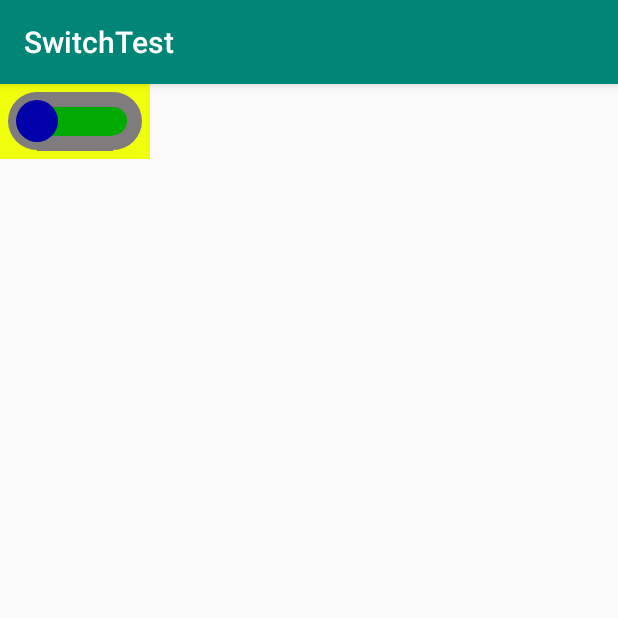
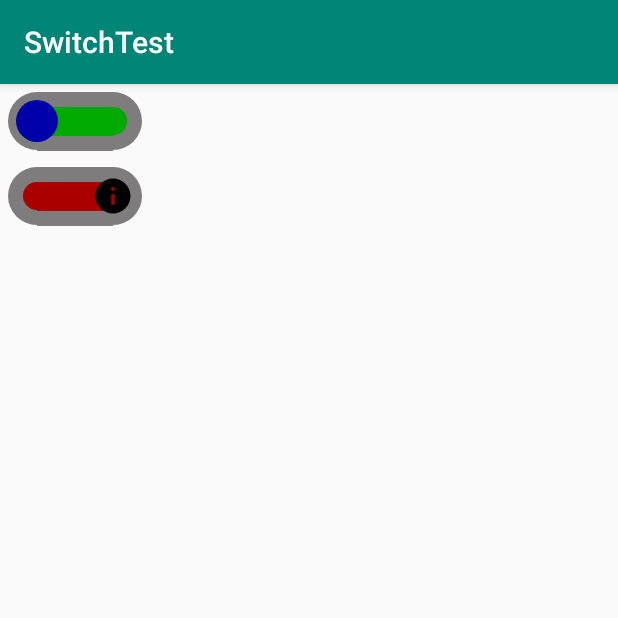
Before and after one commit to PYJTLK/Switch, an Android app: the screen it shows after launch (MainActivity), after a tap on an icon or button, on a phone screen of 412 x 824 dp, the top half of it. Run offline under Robolectric (Android 15) with nearby library versions, the phone set to English and light mode, and no system bars.

Commit message:
修改了测试代码

```diff
--- a/app/src/main/java/com/pyjtlk/switchtest/MainActivity.java
+++ b/app/src/main/java/com/pyjtlk/switchtest/MainActivity.java
@@ -27,8 +27,7 @@ public class MainActivity extends AppCompatActivity {
                 }else{
                     result = "关闭";
                 }
-
-                //Toast.makeText(MainActivity.this,result, Toast.LENGTH_SHORT).show();
+                Toast.makeText(MainActivity.this,result, Toast.LENGTH_SHORT).show();
             }
         });
     }
--- a/app/src/main/res/layout/activity_main.xml
+++ b/app/src/main/res/layout/activity_main.xml
@@ -5,14 +5,14 @@
     xmlns:tools="http://schemas.android.com/tools"
     android:layout_width="match_parent"
     android:layout_height="match_parent"
-    tools:context=".MainActivity">
+    tools:context=".MainActivity"
+    android:orientation="vertical">
 
     <com.pyjtlk.widgetlib.Switch
         android:id="@+id/MySwitch"
         android:layout_width="100dp"
         android:layout_height="50dp"
         android:padding="5dp"
-        android:background="#EFFF0C"
         app:BackColor="#7E7C7C"
         app:InsideOnColor="#FF00AA00"
         app:InsideOffColor="#AA0000"
@@ -23,4 +23,20 @@
         app:radius="30dp"
         app:allowAnim="true"
         app:duration="250"/>
+
+    <com.pyjtlk.widgetlib.Switch
+        android:layout_width="100dp"
+        android:layout_height="50dp"
+        android:padding="5dp"
+        app:BackColor="#7E7C7C"
+        app:InsideOnColor="#FF00AA00"
+        app:InsideOffColor="#AA0000"
+        app:OffColor="#FFAAAAAA"
+        app:OnColor="#0000AA"
+        app:InsidePadding="10dp"
+        app:SwitchPadding="5dp"
+        app:radius="30dp"
+        app:allowAnim="true"
+        app:customTriger="@drawable/ic_info_black_24dp"
+        app:duration="250"/>
 </LinearLayout>
```
